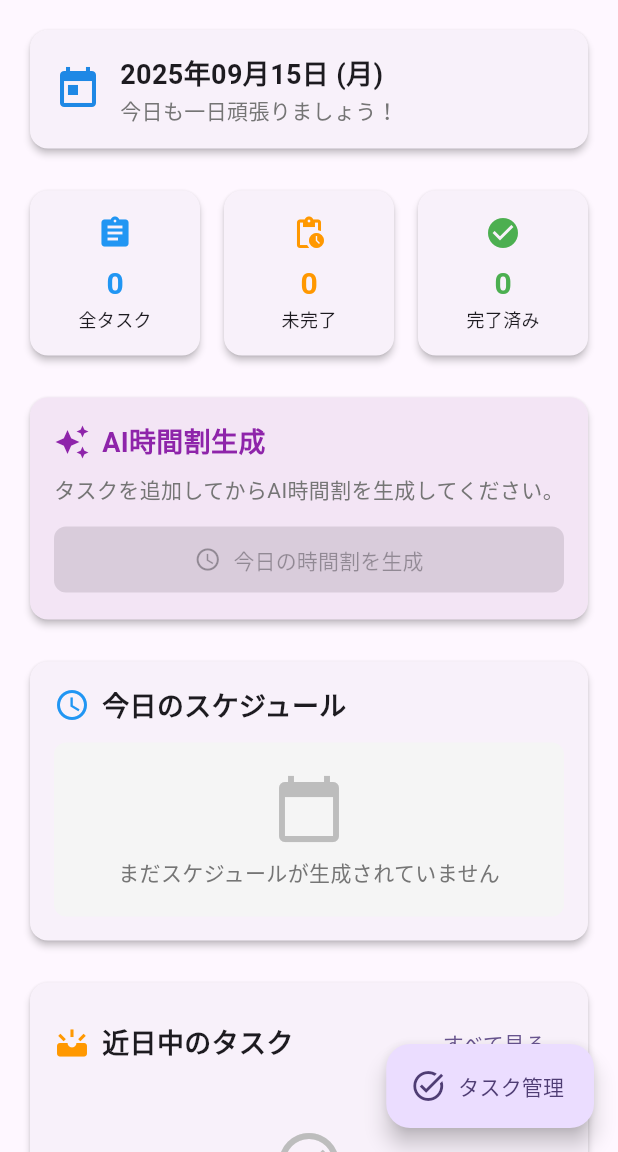
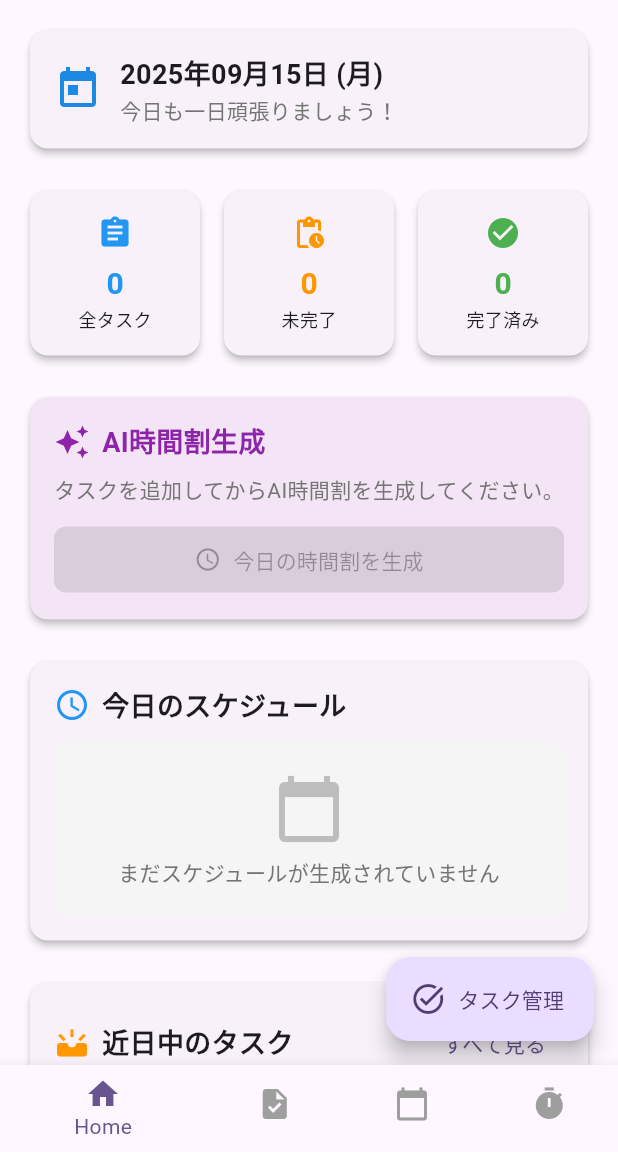
Before and after one commit to oto1720/task-Aiagent, a Flutter app: the screen it shows after launch, on a phone screen of 412 x 824 dp, the part 84-1236 px from its top. Run offline on Flutter 3.47's test engine with Material 3 defaults, Android fonts, the phone set to English and light mode, and no system bars; our stand-ins replace flutter_riverpod, freezed_annotation, go_router, riverpod_annotation, shared_preferences; generated files the repository leaves out were written again.

Commit message:
add:bottomnavigationbarの表示

```diff
--- a/lib/core/route/app_router.dart
+++ b/lib/core/route/app_router.dart
@@ -2,13 +2,19 @@ import 'package:go_router/go_router.dart';
 import 'package:flutter/material.dart';
 import 'package:task_aiagent/presentation/page/home.dart';
 import 'package:task_aiagent/presentation/page/calendar.dart';
+import 'package:task_aiagent/presentation/widgets/navigation/main_scaffold.dart';
 
 
 final GoRouter router = GoRouter(
   initialLocation: '/home',
   routes: [
     ShellRoute(
-
+      builder:(context,state,child){
+        return MainScaffold(
+          location: state.uri.toString(),
+          child: child,
+          );
+      },
       routes: [
         GoRoute(
           path: '/home',
--- a/lib/main.dart
+++ b/lib/main.dart
@@ -5,6 +5,8 @@
 import 'package:intl/date_symbol_data_local.dart';
 import 'presentation/page/home.dart';
 import 'data/datasources/local/local_storage_service.dart';
+import 'core/route/app_router.dart';
+
 
 /// TimeFlowアプリのメインエントリーポイント
 void main() async {
@@ -29,7 +31,7 @@
   const MyApp({super.key});
 
   @override
-  Widget build(BuildContext context) => MaterialApp(
+  Widget build(BuildContext context) => MaterialApp.router(
         title: 'TimeFlow - AIタスク管理',
         theme: ThemeData(
           colorScheme: ColorScheme.fromSeed(
@@ -69,7 +71,7 @@
             ),
           ),
         ),
-        home: const HomeScreen(),
+       routerConfig: router,
         debugShowCheckedModeBanner: false,
       );
 }
--- a/lib/presentation/widgets/navigation/bottom_navigation_bar_widget.dart
+++ b/lib/presentation/widgets/navigation/bottom_navigation_bar_widget.dart
@@ -0,0 +1,30 @@
+import 'package:flutter/material.dart';
+import 'package:task_aiagent/domain/entities/navigation/tab_item.dart';
+
+class BottomNavigationBarWidget extends StatelessWidget{
+  final int currentIndex;
+  final ValueChanged<int> onTap;
+
+  const BottomNavigationBarWidget({
+    Key? key,
+    required this.currentIndex,
+    required this.onTap,
+  }) : super(key: key);
+
+  @override
+  Widget build(BuildContext context){
+    return BottomNavigationBar(
+      currentIndex: currentIndex,
+      onTap: onTap,
+      selectedItemColor: Theme.of(context).primaryColor,
+      unselectedItemColor: Colors.grey,
+      items: TabItem.tabs.map(((tab){
+        final isSelected = tab.type == currentIndex;
+        return BottomNavigationBarItem(
+          icon: Icon(isSelected ? tab.activeIcon: tab.icon),
+          label: tab.label,
+        );
+      })).toList(),
+    );
+  }
+  }
--- a/lib/presentation/widgets/navigation/main_scaffold.dart
+++ b/lib/presentation/widgets/navigation/main_scaffold.dart
@@ -0,0 +1,41 @@
+import 'package:flutter/material.dart';
+import 'package:flutter_riverpod/flutter_riverpod.dart';
+import 'package:go_router/go_router.dart';
+import 'package:task_aiagent/domain/entities/navigation/tab_item.dart';
+import 'package:task_aiagent/presentation/providers/navigation/navigation_provider.dart';
+import 'package:task_aiagent/presentation/widgets/navigation/bottom_navigation_bar_widget.dart';
+
+class MainScaffold extends ConsumerWidget{
+  final Widget child;
+  final String location;
+
+  const MainScaffold({
+    Key? key,
+    required this.child,
+    required this.location,
+  }) : super(key: key);
+
+  int _calculateSelectedIndex(String location){
+    if(location.startsWith('/home')) return 0;
+    if(location.startsWith('/tasks')) return 1;
+    if(location.startsWith('/calendar')) return 2;
+    if(location.startsWith('/timer')) return 3;
+    return 0;
+  }
+
+  @override
+  Widget build(BuildContext context, WidgetRef ref){
+    final selectedIndex = _calculateSelectedIndex(location);
+
+    return Scaffold(
+      body:child,
+      bottomNavigationBar: BottomNavigationBarWidget(
+        currentIndex: selectedIndex,
+        onTap: (index){
+          ref.read(navigationNotifierProvider.notifier).switchTabByIndex(index);
+          context.go(TabItem.tabs[index].route);
+        }
+        )
+      );
+  }
+}
```
Also changed, not shown: 1 other file.
